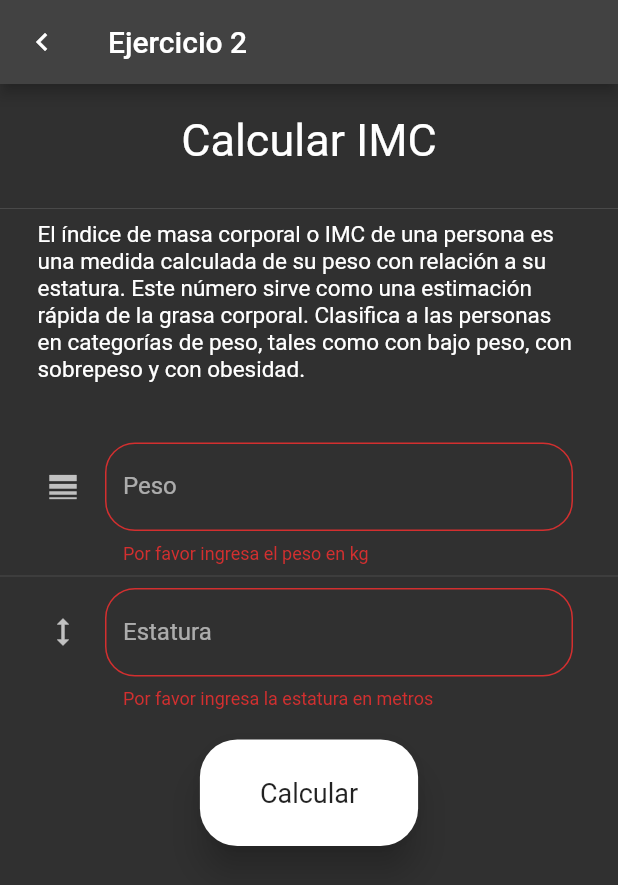
After one commit to lordivanba/Actividad2_P1, a Flutter app: the Ejercicio3Page screen opened by its route, after a tap on "Calcular", on a phone screen of 412 x 824 dp. The commit adds this screen. Shown: the top 885 px of the screen. Run offline on Flutter 3.47's test engine with Material 2 defaults, Android fonts, the phone set to English and light mode, and no system bars; our stand-ins replace font_awesome_flutter; missing offline and left inert: dart:html.

Commit message:
third commit

```diff
--- /dev/null
+++ b/lib/src/pages/ejercicio3.dart
@@ -0,0 +1,197 @@
+import 'dart:html';
+
+import 'package:flutter/material.dart';
+import 'package:flutter/services.dart';
+
+import 'dart:math';
+
+class Ejercicio3Page extends StatefulWidget {
+  Ejercicio3Page({Key? key}) : super(key: key);
+
+  @override
+  State<Ejercicio3Page> createState() => _Ejercicio3PageState();
+}
+
+class _Ejercicio3PageState extends State<Ejercicio3Page> {
+  final _formKey = GlobalKey<FormState>();
+
+  double _pesoKg = 0.0;
+  double _estaturaMetros = 0.0;
+
+  @override
+  Widget build(BuildContext context) {
+    return Scaffold(
+        appBar: AppBar(
+          title: Text('Ejercicio 2'),
+          leading: IconButton(
+              onPressed: () => Navigator.pushNamed(context, '/'),
+              icon: Icon(Icons.keyboard_arrow_left)),
+        ),
+        body: Form(
+            key: _formKey,
+            child: ListView(
+              padding: EdgeInsets.symmetric(vertical: 20.0),
+              children: [
+                Center(
+                  child: Text(
+                    'Calcular IMC',
+                    style: TextStyle(fontSize: 30.0, color: Colors.white),
+                  ),
+                ),
+                SizedBox(height: 20.0),
+                Divider(),
+                Container(
+                  padding: EdgeInsets.symmetric(horizontal: 25.0),
+                  child: Text(
+                    'El índice de masa corporal o IMC de una persona es una medida calculada de su peso con relación a su estatura. Este número sirve como una estimación rápida de la grasa corporal. Clasifica a las personas en categorías de peso, tales como con bajo peso, con sobrepeso y con obesidad.',
+                    style:
+                        TextStyle(fontSize: 15.0, fontStyle: FontStyle.normal),
+                    textAlign: TextAlign.left,
+                  ),
+                ),
+                SizedBox(
+                  height: 40.0,
+                ),
+                Container(
+                  padding: EdgeInsets.only(left: 30.0, right: 30.0),
+                  child: TextFormField(
+                    keyboardType:
+                        TextInputType.numberWithOptions(decimal: true),
+                    // inputFormatters: [FilteringTextInputFormatter.allow(filterPattern)],
+                    decoration: InputDecoration(
+                      border: OutlineInputBorder(
+                          borderRadius: BorderRadius.circular(20.0)),
+                      icon: Icon(Icons.line_weight),
+                      hintText: 'Ingrese su peso en kilogramos ',
+                      labelText: 'Peso',
+                    ),
+                    validator: (value) {
+                      if (value == null || value.isEmpty) {
+                        return 'Por favor ingresa el peso en kg';
+                      }
+                      return null;
+                    },
+                    onChanged: (value) => setState(() {
+                      _pesoKg = double.parse(value);
+                    }),
+                  ),
+                ),
+                Divider(),
+                Container(
+                  padding: EdgeInsets.only(left: 30.0, right: 30.0),
+                  child: TextFormField(
+                    keyboardType:
+                        TextInputType.numberWithOptions(decimal: true),
+                    // inputFormatters: [FilteringTextInputFormatter.allow(filterPattern)],
+                    decoration: InputDecoration(
+                      border: OutlineInputBorder(
+                          borderRadius: BorderRadius.circular(20.0)),
+                      icon: Icon(Icons.height),
+                      hintText: 'Ingrese su estatura en metros ',
+                      labelText: 'Estatura',
+                    ),
+                    validator: (value) {
+                      if (value == null || value.isEmpty) {
+                        return 'Por favor ingresa la estatura en metros';
+                      }
+                      print("$_pesoKg, $_estaturaMetros");
+                      _calcularImc();
+                      return null;
+                    },
+                    onChanged: (value) => setState(() {
+                      _estaturaMetros = double.parse(value);
+                    }),
+                  ),
+                ),
+                SizedBox(height: 20.0),
+                Center(
+                  child: ElevatedButton(
+                    onPressed: () {
+                      if (_formKey.currentState!.validate()) {}
+                    },
+                    child: Text('Calcular'),
+                    style: ElevatedButton.styleFrom(
+                      primary: Colors.white,
+                      onPrimary: Colors.black87,
+                      shape: RoundedRectangleBorder(
+                          borderRadius: BorderRadius.circular(25.0)),
+                      padding: EdgeInsets.symmetric(
+                          horizontal: 40.0, vertical: 25.0),
+                      elevation: 10.0,
+                      textStyle: TextStyle(fontSize: 18.0),
+                    ),
+                  ),
+                ),
+              ],
+            )));
+  }
+
+  void _calcularImc() {
+    double _imc;
+    String _composicionCorporal;
+
+    _imc =
+        double.parse((_pesoKg / (pow(_estaturaMetros, 2))).toStringAsFixed(2));
+
+    if (_imc < 18.5) {
+      _composicionCorporal = "Peso inferior al normal";
+    } else if (_imc >= 18.5 && _imc <= 24.99) {
+      _composicionCorporal = "Normal";
+    } else if (_imc >= 25 && _imc <= 29.99) {
+      _composicionCorporal = "Peso superior al normal";
+    } else {
+      _composicionCorporal = "Obesidad";
+    }
+
+    print("IMC: $_imc. Composicion corporal: $_composicionCorporal");
+
+    _mostrarResultado(context, _imc, _composicionCorporal);
+  }
+
+  _mostrarResultado(context, _imc, _composicionCorporal) {
+    return showDialog(
+        barrierDismissible: false,
+        context: context,
+        builder: (context) {
+          return AlertDialog(
+            title: Center(
+                child: Text(
+              'Resultado',
+              style: TextStyle(fontWeight: FontWeight.bold, fontSize: 30.0),
+            )),
+            content: Column(
+              mainAxisSize: MainAxisSize.min,
+              children: [
+                Text('Peso: $_pesoKg'),
+                SizedBox(
+                  height: 15.0,
+                ),
+                Text('Estatura: $_estaturaMetros'),
+                SizedBox(
+                  height: 15.0,
+                ),
+                Text('IMC: $_imc'),
+                SizedBox(
+                  height: 15.0,
+                ),
+                Text('Composición corporal: $_composicionCorporal'),
+                SizedBox(
+                  height: 15.0,
+                ),
+                ElevatedButton.icon(
+                  onPressed: () {
+                    Navigator.pushNamed(context, 'ejercicio3');
+                  },
+                  icon: Icon(Icons.done),
+                  label: Text('Ok'),
+                  style: ElevatedButton.styleFrom(
+                      padding: EdgeInsets.all(13.0),
+                      shape: RoundedRectangleBorder(
+                          borderRadius: BorderRadius.circular(12.0))),
+                ),
+              ],
+            ),
+          );
+        });
+  }
+}
--- a/lib/src/pages/home_page.dart
+++ b/lib/src/pages/home_page.dart
@@ -46,6 +46,9 @@ class HomePage extends StatelessWidget {
             ),
             trailing: Icon(Icons.keyboard_arrow_right),
             leading: Icon(Icons.task_alt),
+            onTap: () {
+              Navigator.pushNamed(context, 'ejercicio3');
+            },
           ),
           Divider(),
           ListTile(
--- a/lib/src/routes/routes.dart
+++ b/lib/src/routes/routes.dart
@@ -1,5 +1,6 @@
 import 'package:actividad2/src/pages/ejercicio1.dart';
 import 'package:actividad2/src/pages/ejercicio2.dart';
+import 'package:actividad2/src/pages/ejercicio3.dart';
 import 'package:actividad2/src/pages/home_page.dart';
 import 'package:flutter/material.dart';
 
@@ -8,5 +9,6 @@ getApplicationRoutes() {
     '/': (BuildContext context) => HomePage(),
     'ejercicio1': (BuildContext context) => Ejercicio1Page(),
     'ejercicio2': (BuildContext context) => Ejercicio2Page(),
+    'ejercicio3': (BuildContext context) => Ejercicio3Page(),
   };
 }
```
Also changed, not shown: lib/src/pages/ejercicio1.dart (+11 -1 lines), lib/src/pages/ejercicio2.dart (+12 -1 lines).
